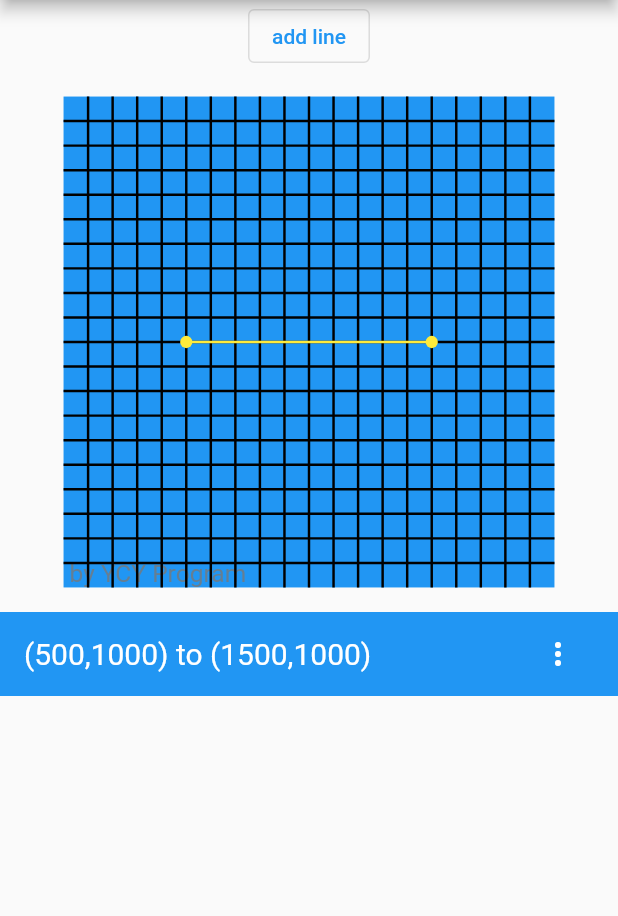
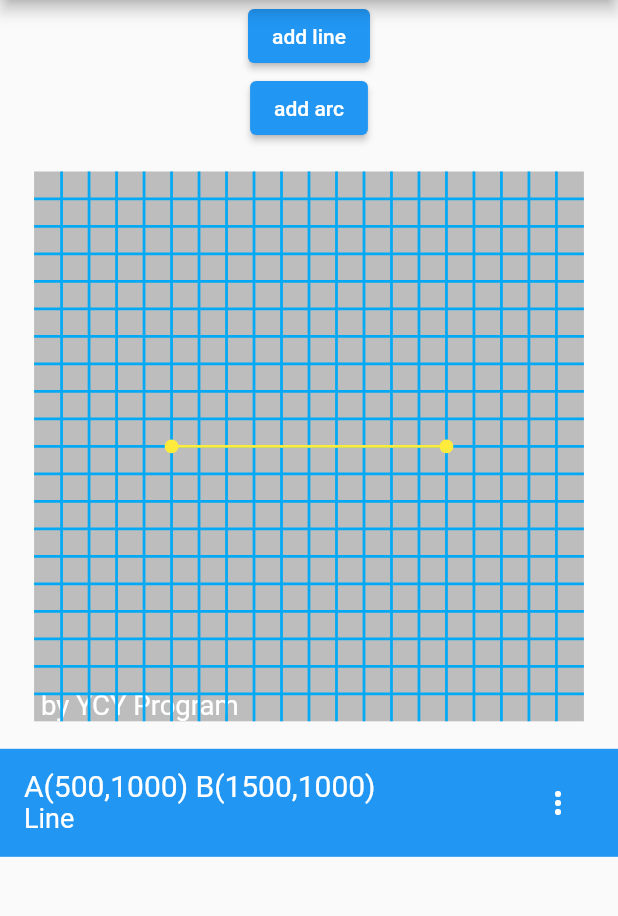
Before and after one commit to YCY-Program-team/draw_graph, a Flutter app: the screen it shows after launch, after a tap on "add line", on a phone screen of 412 x 824 dp, the part 84-1000 px from its top. Run offline on Flutter 3.47's test engine with Material 2 defaults, Android fonts, the phone set to English and light mode, and no system bars; our stand-ins replace image_picker, qr_flutter; missing offline and left inert: mobile_scanner.

Commit message:
add draw arc by hand(only center and radius)

```diff
--- a/lib/body.dart
+++ b/lib/body.dart
@@ -23,14 +23,18 @@ enum DoType { canva, list }
 
 enum LinePoint { pn, p1, p2 }
 
+enum ArcPoint { pn, pC, pR, angle }
+
 class GraphCanvaState extends State<GraphCanva> {
   List<Draw> drawList = [];
   int editIdx = -1;
   LinePoint editLinePoint = LinePoint.p1;
+  ArcPoint editArcPoint = ArcPoint.pn;
 
   @override
   Widget build(BuildContext context) {
     final doCanva = Expanded(
+        flex: 3,
         child: FittedBox(
           child: Container(
             margin: const EdgeInsets.all(100),
@@ -38,7 +42,7 @@ class GraphCanvaState extends State<GraphCanva> {
               child: Container(
                 width: 2000,
                 height: 2000,
-            color: Colors.blue,
+                color: Colors.grey[400],
                 child: CustomPaint(
                     foregroundPainter:
                         Painter(drawList: drawList, editIdx: editIdx),
@@ -46,18 +50,18 @@ class GraphCanvaState extends State<GraphCanva> {
                         alignment: Alignment.bottomLeft,
                         child: const Text(
                           ' by YCY Program',
-                      style: TextStyle(
-                          fontSize: 100,
-                          color: Color.fromARGB(200, 120, 120, 120)),
+                          style: TextStyle(fontSize: 100, color: Colors.white),
                         ))),
               ),
               onPanDown: (DragDownDetails dragDownDetails) {
                 if (editIdx >= 0) {
                   double x = dragDownDetails.localPosition.dx;
                   double y = dragDownDetails.localPosition.dy;
+                  if (drawList[editIdx].type == DrawType.line) {
                     if (x >= 0 && x <= 2000 && y >= 0 && y <= 2000) {
                       Line line = drawList[editIdx].line;
-                if ((line.x1 - x).abs() < 100 && (line.y1 - y).abs() < 100) {
+                      if ((line.x1 - x).abs() < 100 &&
+                          (line.y1 - y).abs() < 100) {
                         editLinePoint = LinePoint.p1;
                       } else if ((line.x2 - x).abs() < 100 &&
                           (line.y2 - y).abs() < 100) {
@@ -66,12 +70,28 @@ class GraphCanvaState extends State<GraphCanva> {
                         editLinePoint = LinePoint.pn;
                       }
                     }
+                  } else if (drawList[editIdx].type == DrawType.arc) {
+                    if (x >= 0 && x <= 2000 && y >= 0 && y <= 2000) {
+                      Arc arc = drawList[editIdx].arc;
+                      if ((arc.x - x).abs() < 100 && (arc.y - y).abs() < 100) {
+                        editArcPoint = ArcPoint.pC;
+                      } else if ((sqrt(pow(x - arc.x, 2) + pow(y - arc.y, 2)) -
+                                  arc.radius)
+                              .abs() <
+                          100) {
+                        editArcPoint = ArcPoint.pR;
+                      } else {
+                        editArcPoint = ArcPoint.pn;
+                      }
+                    }
+                  }
                 }
               },
               onPanUpdate: (DragUpdateDetails dragUpdateDetails) {
                 if (editIdx >= 0) {
                   double x = dragUpdateDetails.localPosition.dx;
                   double y = dragUpdateDetails.localPosition.dy;
+                  if (drawList[editIdx].type == DrawType.line) {
                     if (x >= 0 && x <= 2000 && y >= 0 && y <= 2000) {
                       Line line = drawList[editIdx].line;
                       if (editLinePoint == LinePoint.p1) {
@@ -84,6 +104,26 @@ class GraphCanvaState extends State<GraphCanva> {
                         });
                       }
                     }
+                  } else if (drawList[editIdx].type == DrawType.arc) {
+                    if (x >= 0 && x <= 2000 && y >= 0 && y <= 2000) {
+                      Arc arc = drawList[editIdx].arc;
+                      if (editArcPoint == ArcPoint.pC) {
+                        setState(() {
+                          drawList[editIdx].arc =
+                              Arc(x, y, arc.radius, arc.angle1, arc.angle2);
+                        });
+                      } else if (editArcPoint == ArcPoint.pR) {
+                        double radius =
+                            sqrt(pow(x - arc.x, 2) + pow(y - arc.y, 2));
+                        if (radius <= 750) {
+                          setState(() {
+                            drawList[editIdx].arc = Arc(
+                                arc.x, arc.y, radius, arc.angle1, arc.angle2);
+                          });
+                        }
+                      }
+                    }
+                  }
                 }
               },
             ),
@@ -91,6 +131,7 @@ class GraphCanvaState extends State<GraphCanva> {
         ));
 
     final doList = Expanded(
+      flex: 2,
       child: ListView.builder(
           physics: const BouncingScrollPhysics(),
           itemCount: drawList.length,
@@ -108,8 +149,12 @@ class GraphCanvaState extends State<GraphCanva> {
                   });
                 },
                 title: Text(
-                  '(${line.x1.round()},${line.y1.round()}) to (${line.x2.round()},${line.y2.round()})',
+                  'A(${line.x1.round()},${line.y1.round()}) B(${line.x2.round()},${line.y2.round()})',
                   style: const TextStyle(fontSize: 20),
+                ),
+                subtitle: const Text(
+                  'Line',
+                  style: TextStyle(fontSize: 18),
                 ),
                 trailing: PopupMenuButton(
                   itemBuilder: (context) => <PopupMenuEntry>[
@@ -136,6 +181,22 @@ class GraphCanvaState extends State<GraphCanva> {
             } else if (data.type == DrawType.arc) {
               Arc arc = data.arc;
               return ListTile(
+                selected: idx == editIdx,
+                selectedColor: Colors.white,
+                selectedTileColor: Colors.blue,
+                onTap: () {
+                  setState(() {
+                    editIdx = idx == editIdx ? -1 : idx;
+                  });
+                },
+                title: Text(
+                  'Center(${arc.x.round()},${arc.y.round()}) Radius: ${arc.radius.round()} Starting: ${arc.angle1}° Drawing: ${arc.angle2}°',
+                  style: const TextStyle(fontSize: 20),
+                ),
+                subtitle: const Text(
+                  'Arc',
+                  style: TextStyle(fontSize: 18),
+                ),
                 trailing: PopupMenuButton(
                   itemBuilder: (context) => <PopupMenuEntry>[
                     const PopupMenuItem(
@@ -164,7 +225,7 @@ class GraphCanvaState extends State<GraphCanva> {
     );
     final verticalLayout = Column(
       children: <Widget>[
-        OutlinedButton(
+        ElevatedButton(
             onPressed: () {
               setState(() {
                 drawList.add(Draw(type: DrawType.line)
@@ -173,6 +234,15 @@ class GraphCanvaState extends State<GraphCanva> {
               });
             },
             child: const Text('add line')),
+        ElevatedButton(
+            onPressed: () {
+              setState(() {
+                drawList.add(Draw(type: DrawType.arc)
+                  ..arc = Arc(1000, 1000, 500, 0, 90));
+                editIdx = drawList.length - 1;
+              });
+            },
+            child: const Text('add arc')),
         doCanva,
         doList
       ],
--- a/lib/paint.dart
+++ b/lib/paint.dart
@@ -7,12 +7,29 @@ class Painter extends CustomPainter {
   List<Draw> drawList;
   int editIdx;
   Painter({required this.drawList, required this.editIdx}) {
+    //paint
     Paint paintLine = Paint()
       ..color = Colors.white
       ..style = PaintingStyle.stroke
       ..strokeWidth = 10
       ..strokeCap = StrokeCap.round;
+    Paint paintArc = Paint()
+      ..color = Colors.white
+      ..style = PaintingStyle.stroke
+      ..strokeWidth = 10
+      ..strokeCap = StrokeCap.round;
+    Paint paintPoint = Paint()
+      ..color = Colors.white
+      ..style = PaintingStyle.stroke
+      ..strokeWidth = 10
+      ..strokeCap = StrokeCap.round;
+    //paint editting
     Paint paintEditLine = Paint()
+      ..color = Colors.yellow
+      ..style = PaintingStyle.stroke
+      ..strokeWidth = 10
+      ..strokeCap = StrokeCap.round;
+    Paint paintEditArc = Paint()
       ..color = Colors.yellow
       ..style = PaintingStyle.stroke
       ..strokeWidth = 10
@@ -22,13 +39,9 @@ class Painter extends CustomPainter {
       ..style = PaintingStyle.stroke
       ..strokeWidth = 50
       ..strokeCap = StrokeCap.round;
-    Paint paintPoint = Paint()
-      ..color = Colors.white
-      ..style = PaintingStyle.stroke
-      ..strokeWidth = 50
-      ..strokeCap = StrokeCap.round;
-    Paint paintArc = Paint()
-      ..color = Colors.white
+    //paint compass
+    Paint paintCompass = Paint()
+      ..color = const Color.fromARGB(158, 12, 57, 255)
       ..style = PaintingStyle.stroke
       ..strokeWidth = 10
       ..strokeCap = StrokeCap.round;
@@ -50,14 +63,30 @@ class Painter extends CustomPainter {
         }
       } else if (element.type == DrawType.arc) {
         Arc arc = element.arc;
-        funList.add((Canvas canvas, Size size) {});
+        if (i == editIdx) {
+          funList.add((Canvas canvas, Size size) {
+            canvas.drawCircle(Offset(arc.x, arc.y), arc.radius, paintCompass);
+          });
+        }
+        funList.add((Canvas canvas, Size size) {
+          canvas.drawArc(
+              Rect.fromCircle(center: Offset(arc.x, arc.y), radius: arc.radius),
+              arc.angleForArc1,
+              arc.angleForArc2,
+              false,
+              i == editIdx ? paintEditArc : paintArc);
+        });
+        funList.add((Canvas canvas, Size size) {
+          canvas.drawPoints(PointMode.points, [Offset(arc.x, arc.y)],
+              i == editIdx ? paintEditPoint : paintPoint);
+        });
       }
     }
   }
   void prepare(Canvas canvas, Size size) {
     Paint paint = Paint()
       ..strokeWidth = 10
-      ..color = Colors.black;
+      ..color = Colors.lightBlue;
     for (int x = 1; x < 20; x++) {
       canvas.drawLine(Offset(size.width * x / 20, size.height * 0),
           Offset(size.width * x / 20, size.height * 1), paint);
@@ -100,12 +129,12 @@ class Line {
 }
 
 class Arc {
-  double x1;
-  double y1;
+  double x;
+  double y;
   double radius;
   int angle1;
   int angle2;
-  Arc(this.x1, this.y1, this.radius, this.angle1, this.angle2);
+  Arc(this.x, this.y, this.radius, this.angle1, this.angle2);
 
   get angleForArc1 => (2 * pi) * angle1 / 360;
   get angleForArc2 => (2 * pi) * angle2 / 360;
```
Lines whose indentation alone changed are shown as unchanged.
